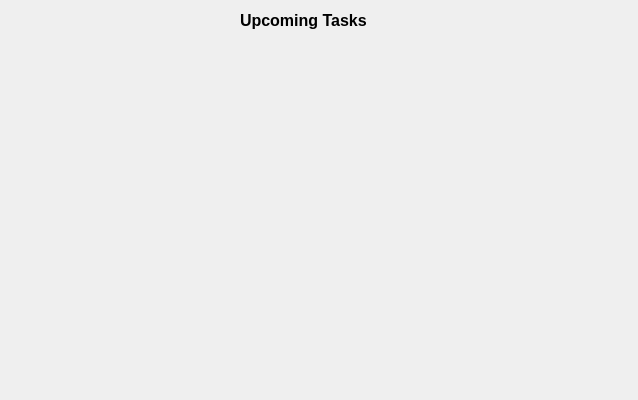
Qt form tasklist.ui (abrarShariar/To-do) before a commit.
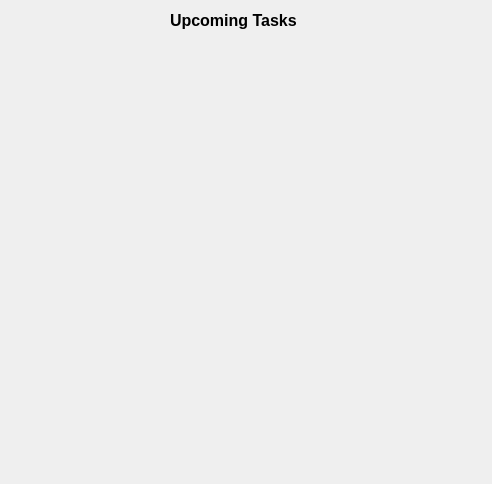
The same form after that commit.

Patch:
```diff
--- a/tasklist.ui
+++ b/tasklist.ui
@@ -6,8 +6,8 @@
    <rect>
     <x>0</x>
     <y>0</y>
-    <width>638</width>
-    <height>400</height>
+    <width>492</width>
+    <height>484</height>
    </rect>
   </property>
   <property name="font">
@@ -21,7 +21,7 @@
   <widget class="QLabel" name="label">
    <property name="geometry">
     <rect>
-     <x>240</x>
+     <x>170</x>
      <y>10</y>
      <width>141</width>
      <height>20</height>
```
